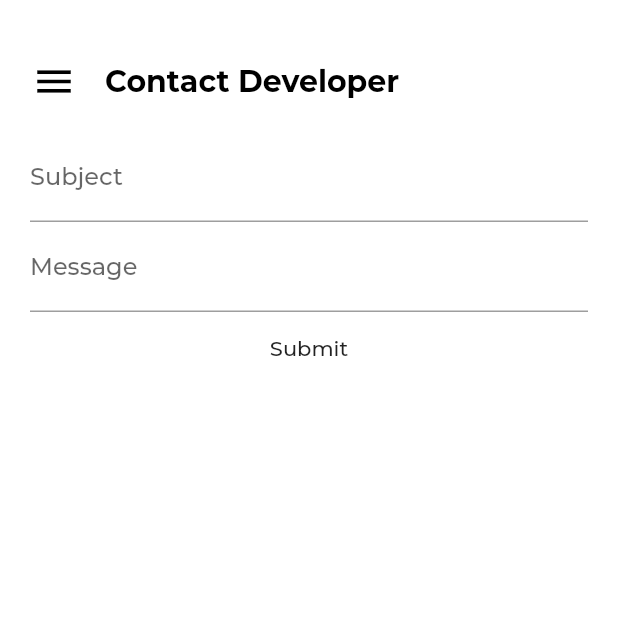
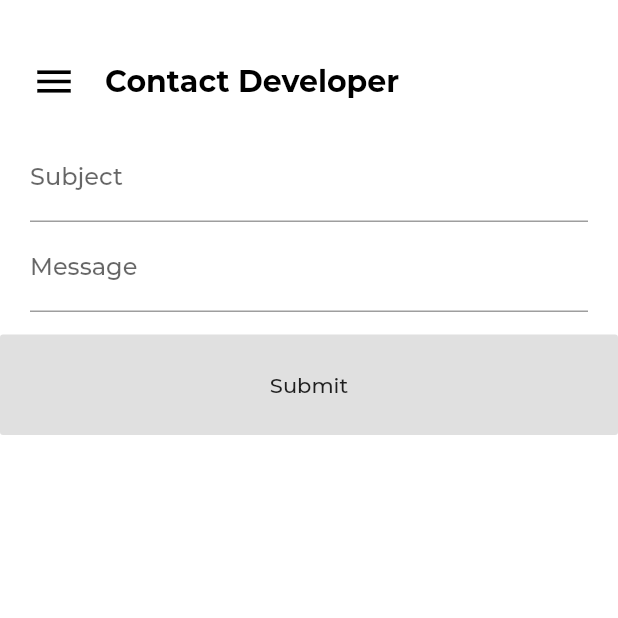
Before and after one commit to nickypangers/visachecker, a Flutter app: the screen it shows after launch, after a tap on the "menu" icon, after a tap on "Contact Developer", after a tap on "Submit", on a phone screen of 412 x 824 dp, the top half of it. Run offline on Flutter 3.47's test engine with Material 2 defaults, Android fonts, the phone set to English and light mode, and no system bars; our stand-ins replace shared_preferences; missing offline and left inert: flutter_web_browser; network calls fail; key blocks and very long unbroken strings in the code were emptied for the run.

Commit message:
added contact form

```diff
--- a/lib/contact.dart
+++ b/lib/contact.dart
@@ -1,5 +1,6 @@
 import 'package:flutter/material.dart';
 import 'drawer.dart';
+import 'package:flutter_web_browser/flutter_web_browser.dart';
 
 class ContactScreen extends StatelessWidget {
   GlobalKey<ScaffoldState> _scaffoldKey = GlobalKey<ScaffoldState>();
@@ -7,6 +8,11 @@ class ContactScreen extends StatelessWidget {
 
   TextEditingController _subjectController = TextEditingController();
   TextEditingController _bodyController = TextEditingController();
+
+  openBrowserTab(String url) async {
+    await FlutterWebBrowser.openWebPage(
+        url: url, androidToolbarColor: Colors.white);
+  }
 
   Widget build(BuildContext context) {
     return Scaffold(
@@ -95,12 +101,21 @@ class ContactScreen extends StatelessWidget {
               ),
             ),
           ),
-          FlatButton(
-            child: Text("Submit"),
-            onPressed: () {
-
-            },
-          )
+          Padding(
+            padding: EdgeInsets.only(top: 15),
+            child: SizedBox(
+              width: double.infinity,
+              child: FlatButton(
+                color: Colors.grey[300],
+                padding: EdgeInsets.all(25),
+                child: Text("Submit"),
+                onPressed: () {
+                  String url = "mailto:nickypangers@gmail.com?subject=${_subjectController.text}&body=${_bodyController.text}";
+                  openBrowserTab(url);
+                },
+              ),
+            ),
+          ),
         ],
       ),
     );
```
